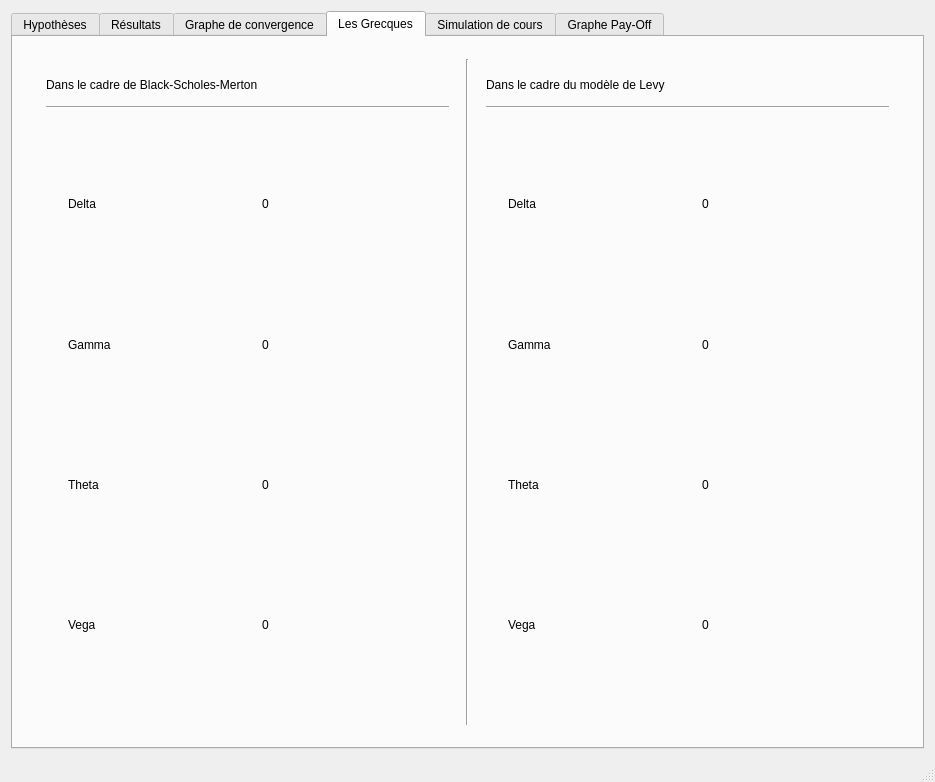
First picture: the form in PRICER/mainwindow.ui, repository BRINL/PRICE, before the edit.
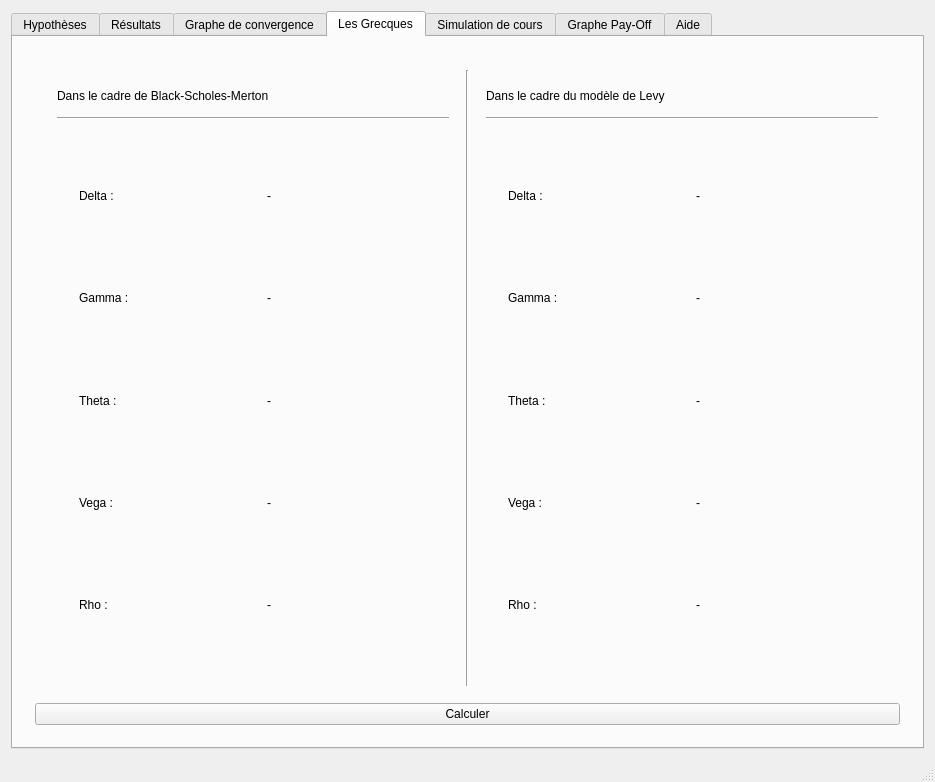
Second picture: the form after the edit. The open tabs and pages were chosen to show the change. Custom widgets are drawn as their Qt base class.

```diff
--- a/PRICER/mainwindow.ui
+++ b/PRICER/mainwindow.ui
@@ -1348,6 +1348,9 @@
        </attribute>
        <layout class="QHBoxLayout" name="horizontalLayout">
         <item>
+         <widget class="QWidget" name="widget_16" native="true">
+          <layout class="QVBoxLayout" name="verticalLayout_19">
+           <item>
          <widget class="QWidget" name="widget_7" native="true">
           <property name="sizePolicy">
            <sizepolicy hsizetype="Expanding" vsizetype="Expanding">
@@ -1394,28 +1397,35 @@
                     <item>
                      <widget class="QLabel" name="label_19">
                       <property name="text">
-                       <string>Delta</string>
+                          <string>Delta :</string>
                       </property>
                      </widget>
                     </item>
                     <item>
                      <widget class="QLabel" name="label_20">
                       <property name="text">
-                       <string>Gamma</string>
+                          <string>Gamma :</string>
                       </property>
                      </widget>
                     </item>
                     <item>
                      <widget class="QLabel" name="label_21">
                       <property name="text">
-                       <string>Theta</string>
+                          <string>Theta :</string>
                       </property>
                      </widget>
                     </item>
                     <item>
                      <widget class="QLabel" name="label_29">
                       <property name="text">
-                       <string>Vega</string>
+                          <string>Vega :</string>
+                         </property>
+                        </widget>
+                       </item>
+                       <item>
+                        <widget class="QLabel" name="label_30">
+                         <property name="text">
+                          <string>Rho :</string>
                       </property>
                      </widget>
                     </item>
@@ -1428,28 +1438,35 @@
                     <item>
                      <widget class="QLabel" name="DeltaB">
                       <property name="text">
-                       <string>0</string>
+                          <string>-</string>
                       </property>
                      </widget>
                     </item>
                     <item>
                      <widget class="QLabel" name="GammaB">
                       <property name="text">
-                       <string>0</string>
+                          <string>-</string>
                       </property>
                      </widget>
                     </item>
                     <item>
                      <widget class="QLabel" name="ThetaB">
                       <property name="text">
-                       <string>0</string>
+                          <string>-</string>
                       </property>
                      </widget>
                     </item>
                     <item>
                      <widget class="QLabel" name="VegaB">
                       <property name="text">
-                       <string>0</string>
+                          <string>-</string>
+                         </property>
+                        </widget>
+                       </item>
+                       <item>
+                        <widget class="QLabel" name="RhoB">
+                         <property name="text">
+                          <string>-</string>
                       </property>
                      </widget>
                     </item>
@@ -1507,28 +1524,35 @@
                     <item>
                      <widget class="QLabel" name="label_31">
                       <property name="text">
-                       <string>Delta</string>
+                          <string>Delta :</string>
                       </property>
                      </widget>
                     </item>
                     <item>
                      <widget class="QLabel" name="label_32">
                       <property name="text">
-                       <string>Gamma</string>
+                          <string>Gamma :</string>
                       </property>
                      </widget>
                     </item>
                     <item>
                      <widget class="QLabel" name="label_33">
                       <property name="text">
-                       <string>Theta</string>
+                          <string>Theta :</string>
                       </property>
                      </widget>
                     </item>
                     <item>
                      <widget class="QLabel" name="label_34">
                       <property name="text">
-                       <string>Vega</string>
+                          <string>Vega :</string>
+                         </property>
+                        </widget>
+                       </item>
+                       <item>
+                        <widget class="QLabel" name="label_35">
+                         <property name="text">
+                          <string>Rho :</string>
                       </property>
                      </widget>
                     </item>
@@ -1541,31 +1565,38 @@
                     <item>
                      <widget class="QLabel" name="DeltaL">
                       <property name="text">
-                       <string>0</string>
+                          <string>-</string>
                       </property>
                      </widget>
                     </item>
                     <item>
                      <widget class="QLabel" name="GammaL">
                       <property name="text">
-                       <string>0</string>
+                          <string>-</string>
                       </property>
                      </widget>
                     </item>
                     <item>
                      <widget class="QLabel" name="ThetaL">
                       <property name="text">
-                       <string>0</string>
+                          <string>-</string>
                       </property>
                      </widget>
                     </item>
                     <item>
                      <widget class="QLabel" name="VegaL">
                       <property name="text">
-                       <string>0</string>
+                          <string>-</string>
                       </property>
                      </widget>
                     </item>
+                       <item>
+                        <widget class="QLabel" name="RhoL">
+                         <property name="text">
+                          <string>-</string>
+                         </property>
+                        </widget>
+                       </item>
                    </layout>
                   </widget>
                  </item>
@@ -1573,6 +1604,16 @@
                </widget>
               </item>
              </layout>
+               </widget>
+              </item>
+             </layout>
+            </widget>
+           </item>
+           <item>
+            <widget class="QPushButton" name="Greeks">
+             <property name="text">
+              <string>Calculer</string>
+             </property>
             </widget>
            </item>
           </layout>
@@ -1750,6 +1791,40 @@
         </item>
        </layout>
       </widget>
+      <widget class="QWidget" name="tab_7">
+       <attribute name="title">
+        <string>Aide</string>
+       </attribute>
+       <layout class="QVBoxLayout" name="verticalLayout_20">
+        <item>
+         <widget class="QPlainTextEdit" name="plainTextEdit">
+          <property name="tabChangesFocus">
+           <bool>true</bool>
+          </property>
+          <property name="readOnly">
+           <bool>true</bool>
+          </property>
+          <property name="plainText">
+           <string>Bonjour, ceci est un test</string>
+          </property>
+          <property name="overwriteMode">
+           <bool>false</bool>
+          </property>
+          <property name="textInteractionFlags">
+           <set>Qt::NoTextInteraction</set>
+          </property>
+          <property name="backgroundVisible">
+           <bool>false</bool>
+          </property>
+         </widget>
+        </item>
+        <item>
+         <widget class="QWidget" name="widget_17" native="true">
+          <layout class="QGridLayout" name="gridLayout_8"/>
+         </widget>
+        </item>
+       </layout>
+      </widget>
      </widget>
     </item>
    </layout>
```
Left out of the diff: 55 changed lines with no effect on the pictures. Lines whose indentation alone changed are shown as unchanged.
